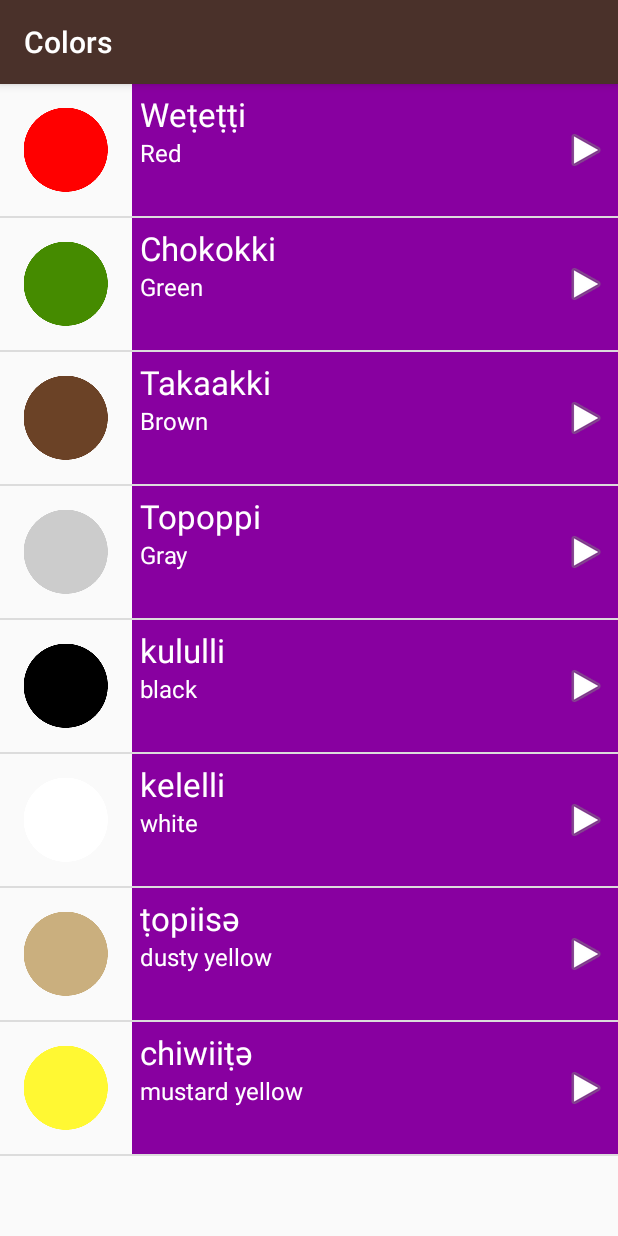
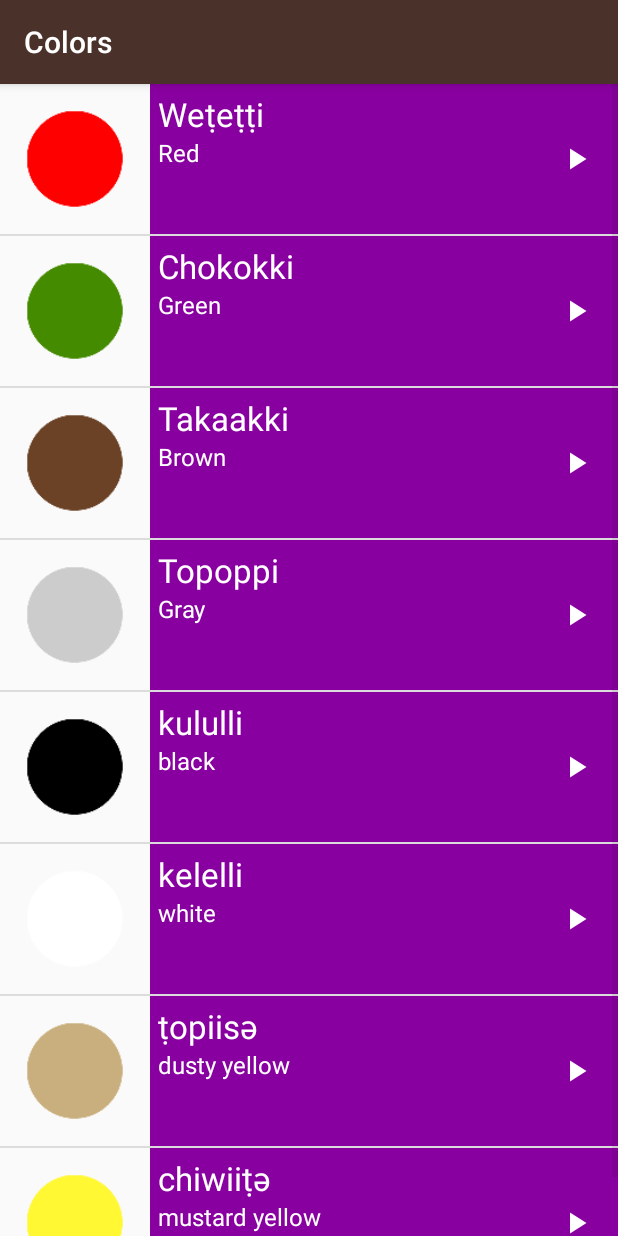
Before and after one commit to nstrucky/MiwokApp, an Android app: the ColorsActivity screen opened directly, with no data from a screen before it, on a phone screen of 412 x 824 dp. Run offline under Robolectric (Android 15) with nearby library versions, the phone set to English and light mode, and no system bars.

Commit message:
Added FrameLayouts and selectableItemBackground to background attribute for each listItem

```diff
--- a/app/src/main/java/com/example/android/miwok/customsupport/CustomWordAdapter.java
+++ b/app/src/main/java/com/example/android/miwok/customsupport/CustomWordAdapter.java
@@ -8,6 +8,7 @@ import android.view.LayoutInflater;
 import android.view.View;
 import android.view.ViewGroup;
 import android.widget.ArrayAdapter;
+import android.widget.FrameLayout;
 import android.widget.ImageView;
 import android.widget.LinearLayout;
 import android.widget.TextView;
@@ -45,9 +46,9 @@ public class CustomWordAdapter extends ArrayAdapter {
                 listItemView = LayoutInflater.from(getContext()).inflate(R.layout.list_item, parent, false);
             }
 
-        LinearLayout linearLayout = (LinearLayout) listItemView.findViewById(R.id.linearlayout_textviews);
+        FrameLayout frameLayout = (FrameLayout) listItemView.findViewById(R.id.framelayout_list_item);
         int color = ContextCompat.getColor(getContext(), mColorResourceID);
-        linearLayout.setBackgroundColor(color);
+        frameLayout.setBackgroundColor(color);
 
         ImageView imageView = (ImageView) listItemView.findViewById(R.id.imageView_listItem);
 
--- a/app/src/main/res/layout/list_item.xml
+++ b/app/src/main/res/layout/list_item.xml
@@ -6,7 +6,9 @@
     android:id="@+id/linearlayout_parent"
     android:layout_width="match_parent"
     android:layout_height="wrap_content"
+    android:minHeight="@dimen/image_height"
     android:orientation="horizontal">
+
 
     <RelativeLayout
         android:layout_width="match_parent"
@@ -14,15 +16,22 @@
 
         <ImageView
             android:id="@+id/imageView_listItem"
-            android:layout_width="wrap_content"
-            android:layout_height="wrap_content"
+            android:layout_width="@dimen/image_width"
+            android:layout_height="@dimen/image_height"
             tools:src="@drawable/number_one" />
+
+
+        <FrameLayout
+            android:id="@+id/framelayout_list_item"
+            android:layout_width="match_parent"
+            android:layout_height="match_parent"
+            android:layout_toRightOf="@id/imageView_listItem">
 
             <LinearLayout
                 android:id="@+id/linearlayout_textviews"
                 android:layout_width="match_parent"
                 android:layout_height="match_parent"
-            android:layout_toRightOf="@id/imageView_listItem"
+                android:background="?android:attr/selectableItemBackground"
                 android:orientation="vertical"
                 android:padding="5dp">
 
@@ -44,6 +53,10 @@
 
             </LinearLayout>
 
+
+        </FrameLayout>
+
+
         <ImageView
             android:id="@+id/imageView"
             android:layout_width="wrap_content"
@@ -51,8 +64,8 @@
             android:layout_alignParentEnd="true"
             android:layout_alignParentRight="true"
             android:layout_centerVertical="true"
-            android:paddingRight="5dp"
-            app:srcCompat="@android:drawable/ic_media_play" />
+            android:layout_marginRight="16dp"
+            app:srcCompat="@drawable/ic_play_arrow" />
     </RelativeLayout>
 
 
--- a/app/src/main/res/values-w820dp/dimens.xml
+++ b/app/src/main/res/values-w820dp/dimens.xml
@@ -17,4 +17,5 @@
          (such as screen margins) for screens with more than 820dp of available width. This
          would include 7" and 10" devices in landscape (~960dp and ~1280dp respectively). -->
     <dimen name="activity_horizontal_margin">64dp</dimen>
+
 </resources>
--- a/app/src/main/res/values/dimens.xml
+++ b/app/src/main/res/values/dimens.xml
@@ -18,4 +18,6 @@
     <!-- Default screen margins, per the Android Design guidelines. -->
     <dimen name="activity_horizontal_margin">16dp</dimen>
     <dimen name="activity_vertical_margin">16dp</dimen>
+    <dimen name="image_height">100dp</dimen>
+    <dimen name="image_width">100dp</dimen>
 </resources>
```
Also changed, not shown: app/src/main/java/com/example/android/miwok/activities/ColorsActivity.java (+4 -4 lines), app/src/main/res/layout/activity_main.xml (+29 -20 lines), app/src/main/res/drawable-hdpi/ic_play_arrow.png (added), app/src/main/res/drawable-mdpi/ic_play_arrow.png (added), app/src/main/res/drawable-xhdpi/ic_play_arrow.png (added), app/src/main/res/drawable-xxhdpi/ic_play_arrow.png (added), app/src/main/res/drawable-xxxhdpi/ic_play_arrow.png (added). Lines whose indentation alone changed are shown as unchanged.
